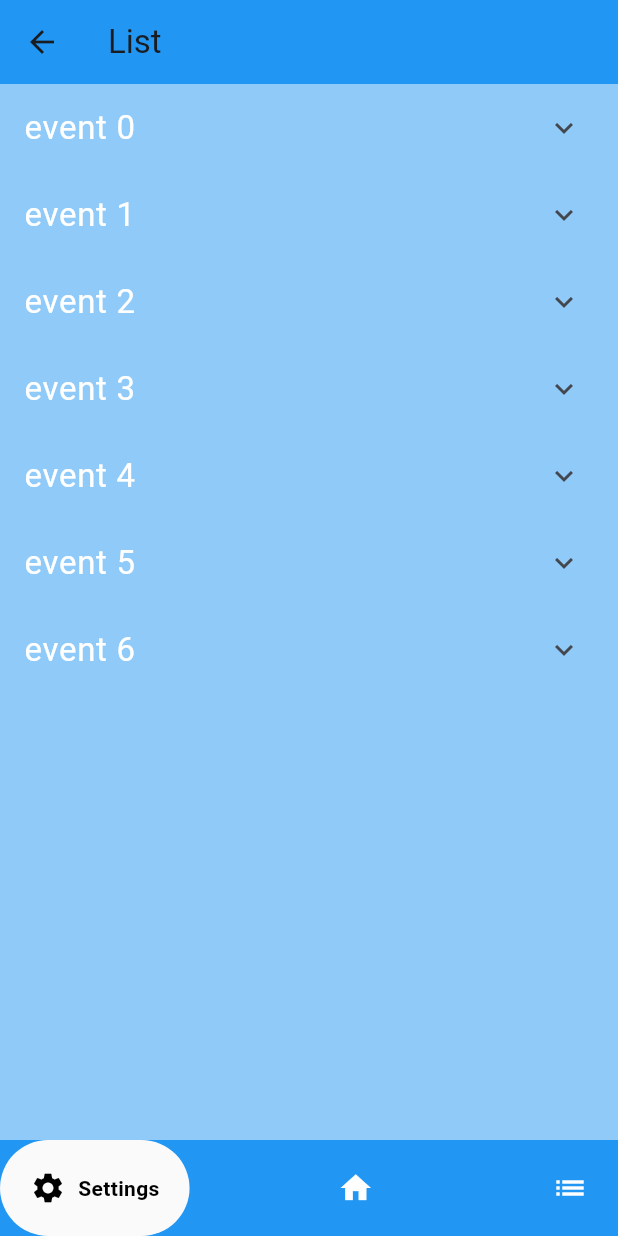
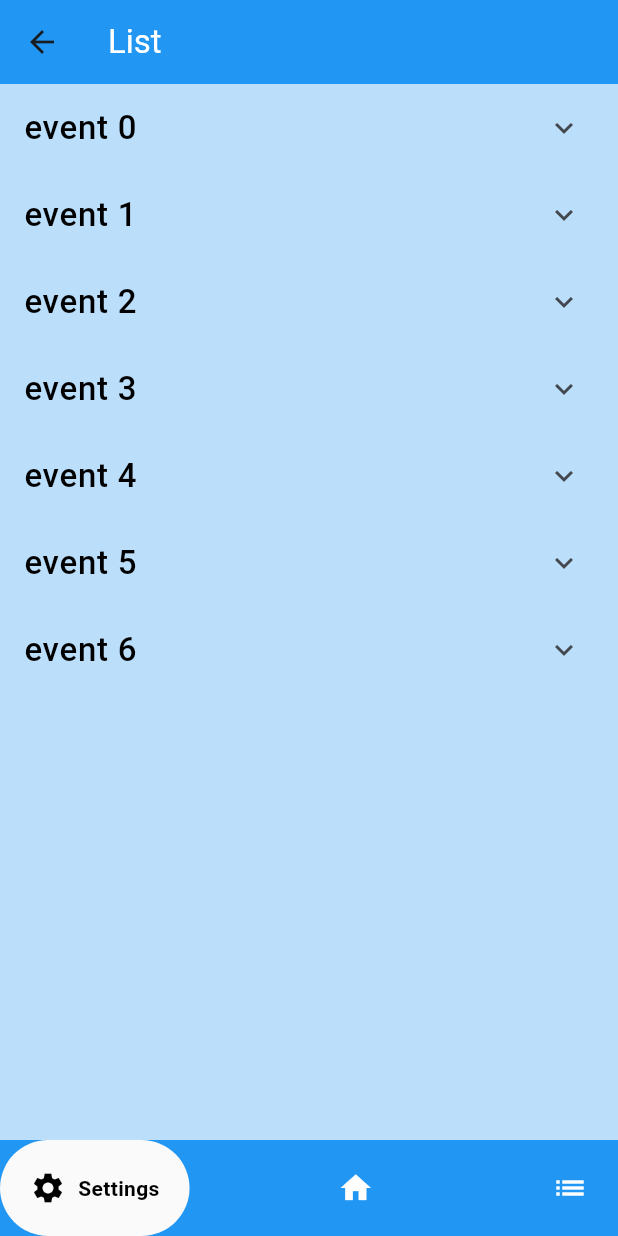
Before and after one commit to moalla-ines/appmobile, a Flutter app: the ListViewPage screen opened directly, on a phone screen of 412 x 824 dp. Run offline on Flutter 3.47's test engine with Material 3 defaults, Android fonts, the phone set to English and light mode, and no system bars; drawn by our look-alikes of google_nav_bar; our stand-ins replace get, image_picker.

Commit message:
Message de commit

```diff
--- a/lib/app/modules/acceuil/views/list.dart
+++ b/lib/app/modules/acceuil/views/list.dart
@@ -10,9 +10,9 @@ class ListViewPage extends GetView<AcceuilController> {
   @override
   Widget build(BuildContext context) {
     return Scaffold(
-      backgroundColor: Colors.blue.shade200,
+      backgroundColor: Colors.blue.shade100,
       appBar: AppBar(
-        title: Text('List'),
+        title: Text('List',style: TextStyle(color:Colors.white,),),
         backgroundColor: Colors.blue,
       ),
       body: ListView(
@@ -48,18 +48,18 @@ class ListViewPage extends GetView<AcceuilController> {
     return ExpansionTile(
       title: Text(
         title,
-        style: TextStyle(fontSize: 22, color: Colors.white),
+        style: TextStyle(fontSize: 22, color: Colors.black,fontWeight: FontWeight.w500),
       ),
       backgroundColor: color,
       children: [
         ListTile(
-          title: Text("choisir niveau 1"),
+          title: Text("choisir niveau 1", style: TextStyle(color:Colors.white,),),
         ),
         ListTile(
-          title: Text("choisir niveau 2"),
+          title: Text("choisir niveau 2", style: TextStyle(color:Colors.white,),),
         ),
         ListTile(
-          title: Text("choisir niveau 3"),
+          title: Text("choisir niveau 3", style: TextStyle(color:Colors.white,),),
         ),
       ],
     );
```
